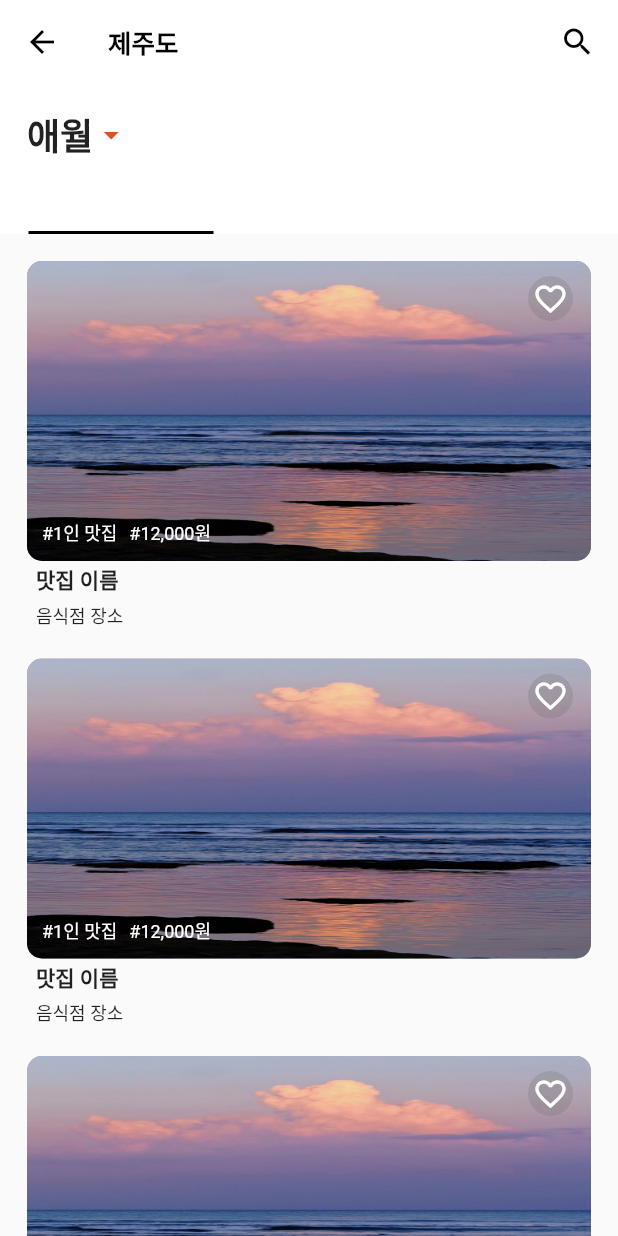
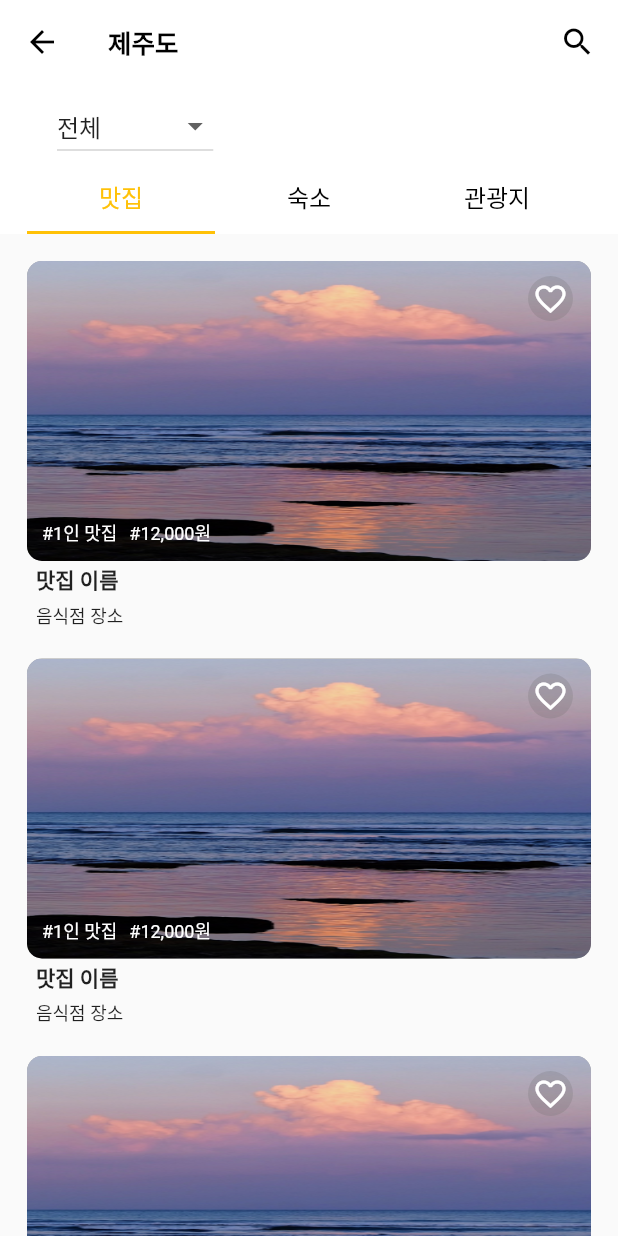
Before and after one commit to koboolean/chang_2nd_main_project, a Flutter app: the PlaceList screen opened directly, on a phone screen of 412 x 824 dp. Run offline on Flutter 3.47's test engine with Material 2 defaults, Android fonts, the phone set to English and light mode, and no system bars; our stand-ins replace dotted_line, firebase_auth, firebase_core; accounts and stored records are empty; network calls fail; Roboto replaces fonts that are missing (SpoqaHanSansNeo).

Commit message:
minor change

```diff
--- a/lib/screens/place_info.dart
+++ b/lib/screens/place_info.dart
@@ -36,7 +36,8 @@ class _PlaceInfoState extends State<PlaceInfo> {
             flexibleSpace: Container(
               decoration: BoxDecoration(
                 image: DecorationImage(
-                  image: AssetImage("assetName"),
+                  image: NetworkImage(
+                      "https://i.ibb.co/CwzHq4z/trans-logo-512.png"),
                   fit: BoxFit.fill,
                 ),
               ),
--- a/lib/screens/place_list.dart
+++ b/lib/screens/place_list.dart
@@ -20,6 +20,18 @@ class PlaceList extends StatefulWidget {
 
 class _PlaceListState extends State<PlaceList> {
   TextEditingController jobController = TextEditingController();
+  final _valueList = [
+    '전체',
+    '한림/협재',
+    '애월',
+    '제주시',
+    '한라산 지구',
+    '서귀포/중문',
+    '성산',
+    '함덕/구좌',
+    '우도',
+  ];
+  var _selectedValue = "전체";
 
   @override
   Widget build(BuildContext context) {
@@ -63,30 +75,32 @@ class _PlaceListState extends State<PlaceList> {
                     ),
                     child: Column(
                       children: [
-                        Row(
-                          children: [
-                            Text(
-                              "애월",
-                              style: TextStyle(
-                                fontSize: 24,
-                                fontWeight: FontWeight.bold,
-                              ),
+                        Padding(
+                          padding: const EdgeInsets.fromLTRB(20, 0, 0, 0),
+                          child: Container(
+                            alignment: Alignment.centerLeft,
+                            child: DropdownButton(
+                              value: _selectedValue,
+                              items: _valueList.map(
+                                (value) {
+                                  return DropdownMenuItem(
+                                    value: value,
+                                    child: Text(value),
+                                  );
+                                },
+                              ).toList(),
+                              onChanged: (value) {
+                                setState(() {
+                                  _selectedValue = value.toString();
+                                });
+                              },
                             ),
-                            InkWell(
-                                customBorder: CircleBorder(),
-                                onTap: () {},
-                                child: Icon(Icons.arrow_drop_down))
-                          ],
+                          ),
                         ),
                         const TabBar(
-                          labelColor: Color.fromRGBO(221, 81, 37, 0),
-                          labelStyle: TextStyle(fontWeight: FontWeight.bold),
-                          unselectedLabelColor: Color.fromRGBO(221, 81, 37, 0),
-                          indicator: UnderlineTabIndicator(
-                              borderSide: BorderSide(
-                                width: 2.0,
-                              ),
-                              insets: EdgeInsets.only(left: 1, right: 1)),
+                          indicatorColor: Colors.amber,
+                          labelColor: Colors.amber,
+                          unselectedLabelColor: Colors.black,
                           tabs: [
                             Tab(
                                 child: Text(
```
Also changed, not shown: pubspec.lock.
